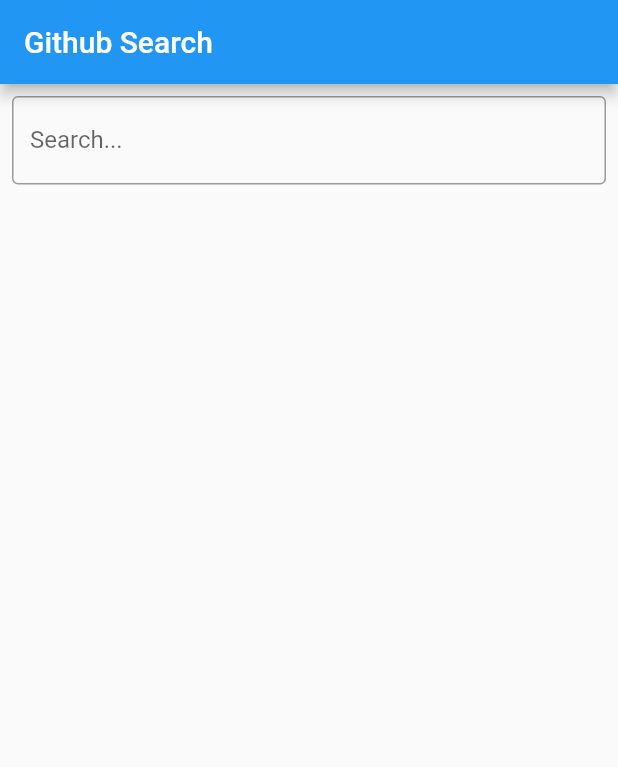
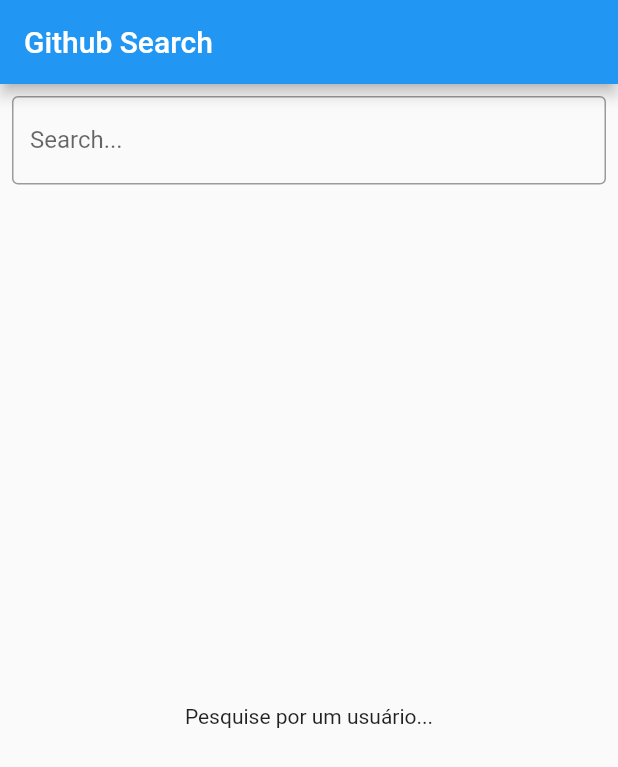
Before and after one commit to luiscovelo/flutter-playground, a Flutter app: the screen it shows after launch, on a phone screen of 412 x 824 dp. Shown: the top 767 px of the screen. Run offline on Flutter 3.47's test engine with Material 2 defaults, Android fonts, the phone set to English and light mode, and no system bars; our stand-ins replace bloc, dartz, dio, equatable, flutter_modular, flutter_triple and 3 more; missing offline and left inert: uno.

Commit message:
final project

```diff
--- a/github_search/lib/app_module.dart
+++ b/github_search/lib/app_module.dart
@@ -3,6 +3,7 @@
 import 'package:github_search/modules/search/domain/usecases/search_by_text_implementation.dart';
 import 'package:github_search/modules/search/external/datasources/github_datasource.dart';
 import 'package:github_search/modules/search/infra/repositories/search_repository_implementation.dart';
+import 'package:github_search/modules/search/presenter/search/search_bloc.dart';
 import 'package:github_search/modules/search/presenter/search/search_page.dart';
 
 class AppModule extends Module {
@@ -12,6 +13,7 @@
         Bind((i) => GithubDatasource(i())),
         Bind((i) => SearchRepositoryImplementation(i())),
         Bind((i) => SearchByTextImplementation(i())),
+        Bind((i) => SearchBloc(i())),
       ];
 
   @override
--- a/github_search/lib/modules/search/presenter/search/search_bloc.dart
+++ b/github_search/lib/modules/search/presenter/search/search_bloc.dart
@@ -1,12 +1,16 @@
 import 'package:bloc/bloc.dart';
 import 'package:github_search/modules/search/domain/usecases/search_by_text.dart';
 import 'package:github_search/modules/search/presenter/search/states/state.dart';
+import 'package:rxdart/rxdart.dart';
 
 class SearchBloc extends Bloc<String, SearchState> {
   final SearchByText usecase;
 
   SearchBloc(this.usecase) : super(SearchStart()) {
-    on<String>(_search);
+    on<String>(
+      _search,
+      transformer: transform(const Duration(milliseconds: 700)),
+    );
   }
 
   void _search(String event, Emitter<SearchState> emit) async {
@@ -17,4 +21,8 @@
       (success) => emit(SearchSuccess(success)),
     );
   }
+
+  EventTransformer<String> transform<String>(Duration duration) {
+    return (events, mapper) => events.debounceTime(duration).flatMap(mapper);
+  }
 }
--- a/github_search/lib/modules/search/presenter/search/search_page.dart
+++ b/github_search/lib/modules/search/presenter/search/search_page.dart
@@ -1,4 +1,7 @@
 import 'package:flutter/material.dart';
+import 'package:flutter_modular/flutter_modular.dart';
+import 'package:github_search/modules/search/presenter/search/search_bloc.dart';
+import 'package:github_search/modules/search/presenter/search/states/state.dart';
 
 class SearchPage extends StatefulWidget {
   const SearchPage({Key? key}) : super(key: key);
@@ -8,6 +11,16 @@
 }
 
 class _SearchPageState extends State<SearchPage> {
+  final TextEditingController _controller = TextEditingController();
+  final searchBloc = Modular.get<SearchBloc>();
+
+  @override
+  void dispose() {
+    super.dispose();
+    _controller.dispose();
+    searchBloc.close();
+  }
+
   @override
   Widget build(BuildContext context) {
     return Scaffold(
@@ -16,20 +29,61 @@
       ),
       body: Column(
         children: [
-          const Padding(
-            padding: EdgeInsets.all(8.0),
+          Padding(
+            padding: const EdgeInsets.all(8.0),
             child: TextField(
-              decoration: InputDecoration(
+              onChanged: (term) {
+                if (term.isNotEmpty && term.length >= 3) {
+                  searchBloc.add(term);
+                }
+              },
+              decoration: const InputDecoration(
                 border: OutlineInputBorder(),
                 labelText: "Search...",
               ),
             ),
           ),
-          SizedBox(
-            height: MediaQuery.of(context).size.height * .35,
-            child: ListView.builder(itemBuilder: (_, id) {
-              return ListTile();
-            }),
+          Expanded(
+            flex: 1,
+            child: SizedBox(
+              child: StreamBuilder<SearchState>(
+                stream: searchBloc.stream,
+                builder: (context, snapshot) {
+                  final state = searchBloc.state;
+
+                  if (state is SearchStart) {
+                    return const Center(
+                      child: Text('Pesquise por um usuário...'),
+                    );
+                  }
+
+                  if (state is SearchError) {
+                    return const Center(
+                      child: Text('Ocorreu um problema.'),
+                    );
+                  }
+                  if (state is SearchLoading) {
+                    return const Center(
+                      child: CircularProgressIndicator(),
+                    );
+                  }
+                  final list = (state as SearchSuccess).list;
+                  return ListView.builder(
+                    itemCount: list.length,
+                    itemBuilder: (_, id) {
+                      final item = list[id];
+                      return ListTile(
+                        leading: CircleAvatar(
+                          backgroundImage: NetworkImage(item.img),
+                        ),
+                        title: Text(item.title),
+                        subtitle: Text(item.content),
+                      );
+                    },
+                  );
+                },
+              ),
+            ),
           ),
         ],
       ),
--- a/github_search/pubspec.yaml
+++ b/github_search/pubspec.yaml
@@ -33,6 +33,7 @@
   dio: ^4.0.4
   flutter_modular: ^4.4.0
   bloc: ^8.0.2
+  rxdart: ^0.27.3
 
   # The following adds the Cupertino Icons font to your application.
   # Use with the CupertinoIcons class for iOS style icons.
```
Also changed, not shown: github_search/pubspec.lock.
